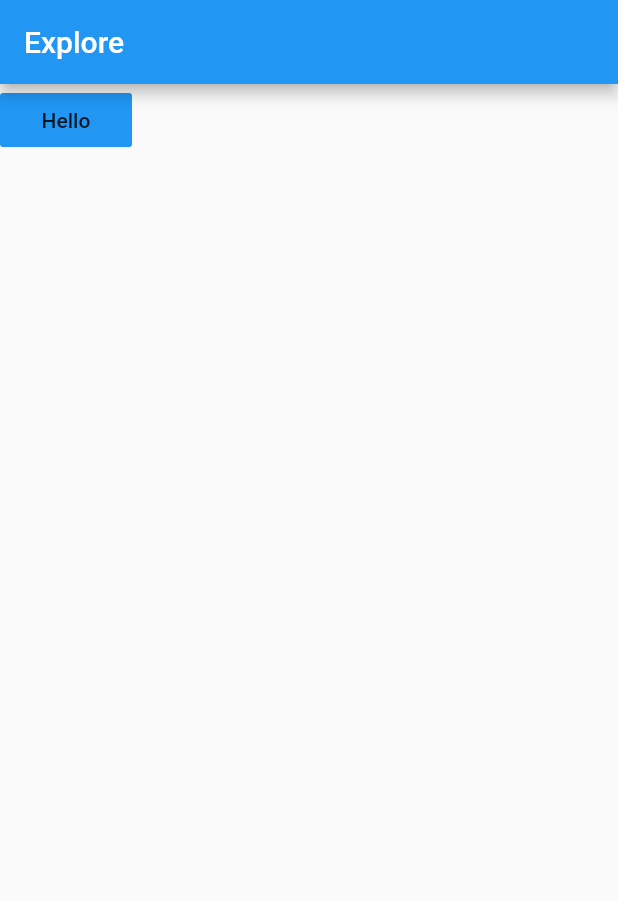
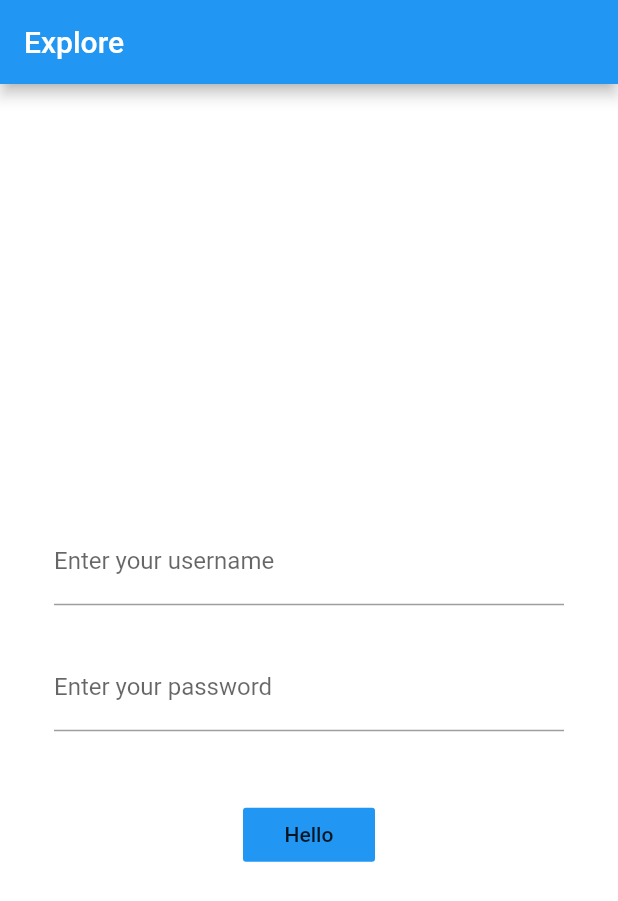
Before and after one commit to anantcodes/Explore-Flutter, a Flutter app: the screen it shows after launch, on a phone screen of 412 x 824 dp. Shown: the top 901 px of the screen. Run offline on Flutter 3.47's test engine with Material 2 defaults, Android fonts, the phone set to English and light mode, and no system bars; our stand-ins replace fluttertoast.

Commit message:
initial commit message

```diff
--- a/lib/main.dart
+++ b/lib/main.dart
@@ -6,6 +6,7 @@ void main() {
     home: Exp(),
   ));
 }
+
 class Exp extends StatefulWidget {
   @override
   _ExpState createState() => _ExpState();
@@ -18,20 +19,45 @@ class _ExpState extends State<Exp> {
         appBar: AppBar(
           title: Text('Explore'),
         ),
-      body: FlatButton(
+        body: Center(
+            child: Container(
+                color: Colors.white,
+                child: Padding(
+                    padding: const EdgeInsets.all(36.0),
+                    child: Column(
+                        crossAxisAlignment: CrossAxisAlignment.center,
+                        mainAxisAlignment: MainAxisAlignment.center,
+                        children: <Widget>[
+                          SizedBox(height: 45.0),
+                          TextFormField(
+                            decoration: InputDecoration(
+                                labelText: 'Enter your username'),
+                          ),
+                          SizedBox(height: 25.0),
+                          TextFormField(
+                            decoration: InputDecoration(
+                                labelText: 'Enter your password'),
+                          ),
+                          SizedBox(height: 45.0),
+                          FlatButton(
                             color: Colors.blue,
-        onPressed: (){
-         FlutterToast(context).showToast(child: Text(
-           'You clicked on the button',
+                            onPressed: () {
+                              FlutterToast(context).showToast(
+                                  child: Text('You clicked on the button',
                                       style: TextStyle(
                                           color: Colors.red,
-           backgroundColor: Colors.blue
-         )),
+                                          backgroundColor: Colors.blue)),
                                   toastDuration: Duration(seconds: 2),
                                   gravity: ToastGravity.BOTTOM);
                             },
                             child: Text('Hello'),
                           )
+
+                        ]
+                    )
+                )
+            )
+        )
     );
   }
 }
```
Lines whose indentation alone changed are shown as unchanged.
